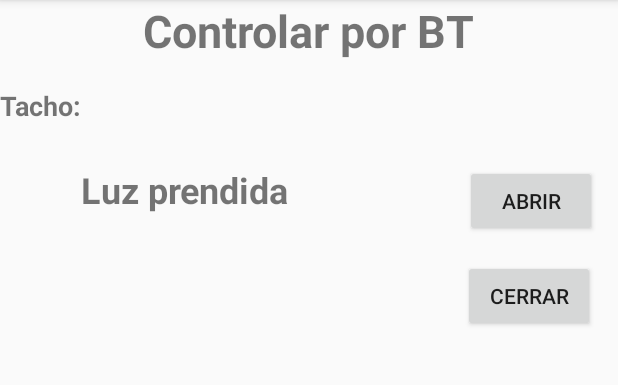
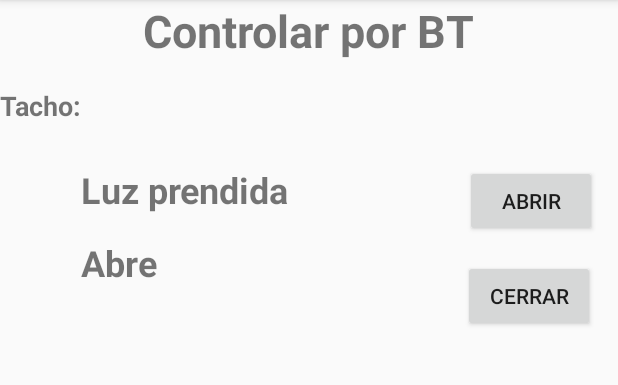
Before and after one commit to FabianNorbertoEscobar/SmartTrash, an Android app: the ControlarBT screen opened directly, with no data from a screen before it, on a phone screen of 412 x 824 dp, the part 84-469 px from its top. Run offline under Robolectric (Android 15) with nearby library versions, the phone set to English and light mode, and no system bars; network calls fail; 6 statements that could not run were skipped.

Commit message:
Se agrega el control del acelerómetro para detectar la sacudida que abre y cierra el tacho

```diff
--- a/Android/app/src/main/AndroidManifest.xml
+++ b/Android/app/src/main/AndroidManifest.xml
@@ -10,6 +10,7 @@
     <uses-feature
         android:name="android.hardware.sensor.gyroscope"
         android:required="true" />
+    <uses-feature android:name="android.hardware.sensor.accelerometer" android:required="true" />
 
     <application
         android:allowBackup="true"
--- a/Android/app/src/main/java/smarttrashteam/smarttrash/ControlarBT.java
+++ b/Android/app/src/main/java/smarttrashteam/smarttrash/ControlarBT.java
@@ -23,8 +23,8 @@ import java.util.UUID;
 
 public class ControlarBT extends AppCompatActivity {
 
-    Button BtnAbrirTacho, BtnCerrarTacho, BtnDesconctarBT;
-    TextView TxtDatos, TxtLuz;
+    Button BtnAbrirTacho, BtnCerrarTacho, BtnDesconectarBT;
+    TextView TxtDatos, TxtLuz, TxtSacudida;
 
     //-------------------------------------------
     Handler bluetoothIn;
@@ -33,8 +33,11 @@ public class ControlarBT extends AppCompatActivity {
     private BluetoothSocket btSocket = null;
     private StringBuilder DataStringIN = new StringBuilder();
     private ConnectedThread MiConeccionBT;
-    private Sensor SensorProximidad;
     private SensorManager sensorManager;
+    private SensorEventListener sensorProximidadListener;
+    private DetectorSacudida DetectorSacudida;
+    private Sensor SensorProximidad, SensorAcelerometro;
+
     // Identificador unico de servicio - SPP UUID
     private static final UUID BTMODULEUUID = UUID.fromString("00001101-0000-1000-8000-00805F9B34FB");
     // String para la direccion MAC
@@ -48,14 +51,16 @@ public class ControlarBT extends AppCompatActivity {
 
         BtnAbrirTacho = findViewById(R.id.IdBtnAbrirTacho);
         BtnCerrarTacho = findViewById(R.id.IdBtnCerrarTacho);
-        BtnDesconctarBT = findViewById(R.id.IdBtnDesconectar);
+        BtnDesconectarBT = findViewById(R.id.IdBtnDesconectar);
         TxtDatos = findViewById(R.id.IdTxtDatos);
         TxtLuz = findViewById((R.id.IdTxtLuz));
+        TxtSacudida = findViewById(R.id.IdTxtSacudida);
 
         //Se usa el SensorManager para el control de los sensores
         sensorManager = (SensorManager) getSystemService(SENSOR_SERVICE);
         //Se obtiene el sensor de proximidad
         SensorProximidad = sensorManager.getDefaultSensor(Sensor.TYPE_PROXIMITY);
+        SensorAcelerometro = sensorManager.getDefaultSensor(Sensor.TYPE_ACCELEROMETER);
         VerificarEstadoSensorProximidad();
 
         bluetoothIn = new Handler() {
@@ -78,9 +83,7 @@ public class ControlarBT extends AppCompatActivity {
         btAdapter = BluetoothAdapter.getDefaultAdapter(); // get Bluetooth adapter
         VerificarEstadoBT();
 
-        // Configuracion onClick listeners para los botones
-        // para indicar que se realizara cuando se detecte
-        // el evento de Click
+        //-----------LISTENERS BOTONES--------
         BtnAbrirTacho.setOnClickListener(new View.OnClickListener() {
             public void onClick(View v)
             {
@@ -94,7 +97,7 @@ public class ControlarBT extends AppCompatActivity {
             }
         });
 
-        BtnDesconctarBT.setOnClickListener(new View.OnClickListener() {
+        BtnDesconectarBT.setOnClickListener(new View.OnClickListener() {
             public void onClick(View v) {
                 if (btSocket!=null)
                 {
@@ -105,6 +108,7 @@ public class ControlarBT extends AppCompatActivity {
                 finish();
             }
         });
+        //-------------FIN LISTENERS----
     }
 
     private BluetoothSocket createBluetoothSocket(BluetoothDevice device) throws IOException
@@ -146,7 +150,9 @@ public class ControlarBT extends AppCompatActivity {
         //----------FIN BLUETOOTH------
 
         //----------SENSORES-----------
-        SensorEventListener sensorProximidadListener = new SensorEventListener() {
+
+        //----------Comportamiento sensor proximidad
+        sensorProximidadListener = new SensorEventListener() {
             @Override
             public void onSensorChanged(SensorEvent evento) {
                 if(evento.values[0] < SensorProximidad.getMaximumRange()) {
@@ -162,6 +168,24 @@ public class ControlarBT extends AppCompatActivity {
         };
         sensorManager.registerListener(sensorProximidadListener,
                 SensorProximidad, 2 * 1000 * 1000);
+        //----------FIN---Comportamiento sensor proximidad
+
+        //----------Comportamiento sensor aceleración
+        DetectorSacudida = new DetectorSacudida();
+        DetectorSacudida.setOnShakeListener(new smarttrashteam.smarttrash.DetectorSacudida.OnShakeListener() {
+
+            @Override
+            public void onShake(int count) {
+                if(TxtSacudida.getText().equals("Abre")){
+                    TxtSacudida.setText("Cierra");
+                }else{
+                    TxtSacudida.setText("Abre");
+                }
+            }
+        });
+        sensorManager.registerListener(DetectorSacudida, SensorAcelerometro, SensorManager.SENSOR_DELAY_UI);
+        //----------FIN---Comportamiento sensor aceleración
+
         //----------FIN SENSORES--------
     }
 
@@ -172,6 +196,8 @@ public class ControlarBT extends AppCompatActivity {
         try
         { // Cuando se sale de la aplicación esta parte permite que no quede nada activo
             btSocket.close();
+            sensorManager.unregisterListener(DetectorSacudida);
+            sensorManager.unregisterListener(sensorProximidadListener);
 
         } catch (IOException e2) {}
     }
--- /dev/null
+++ b/Android/app/src/main/java/smarttrashteam/smarttrash/DetectorSacudida.java
@@ -0,0 +1,66 @@
+package smarttrashteam.smarttrash;
+
+import android.hardware.Sensor;
+import android.hardware.SensorEvent;
+import android.hardware.SensorEventListener;
+import android.hardware.SensorManager;
+
+public class DetectorSacudida implements SensorEventListener {
+
+    //Constantes de límites para la detecci+on de la sacudida
+    private static final float SHAKE_THRESHOLD_GRAVITY = 2.7F;
+    private static final int SHAKE_SLOP_TIME_MS = 500;
+    private static final int SHAKE_COUNT_RESET_TIME_MS = 3000;
+
+    private OnShakeListener mListener;
+    private long mShakeTimestamp;
+    private int mShakeCount;
+
+    public void setOnShakeListener(OnShakeListener listener) {
+        this.mListener = listener;
+    }
+
+    public interface OnShakeListener {
+        public void onShake(int count);
+    }
+
+    @Override
+    public void onAccuracyChanged(Sensor sensor, int accuracy) {
+        // vacío
+    }
+
+    @Override
+    public void onSensorChanged(SensorEvent event) {
+
+        if (mListener != null) {
+            float x = event.values[0];
+            float y = event.values[1];
+            float z = event.values[2];
+
+            float gX = x / SensorManager.GRAVITY_EARTH;
+            float gY = y / SensorManager.GRAVITY_EARTH;
+            float gZ = z / SensorManager.GRAVITY_EARTH;
+
+            // gForce will be close to 1 when there is no movement.
+            float gForce = (float)Math.sqrt(gX * gX + gY * gY + gZ * gZ);
+
+            if (gForce > SHAKE_THRESHOLD_GRAVITY) {
+                final long now = System.currentTimeMillis();
+                // ignore shake events too close to each other (500ms)
+                if (mShakeTimestamp + SHAKE_SLOP_TIME_MS > now) {
+                    return;
+                }
+
+                // reset the shake count after 3 seconds of no shakes
+                if (mShakeTimestamp + SHAKE_COUNT_RESET_TIME_MS < now) {
+                    mShakeCount = 0;
+                }
+
+                mShakeTimestamp = now;
+                mShakeCount++;
+
+                mListener.onShake(mShakeCount);
+            }
+        }
+    }
+}
--- a/Android/app/src/main/res/layout/menu_controlar_bt.xml
+++ b/Android/app/src/main/res/layout/menu_controlar_bt.xml
@@ -92,4 +92,19 @@
         android:text="Luz prendida"
         android:textSize="24sp"
         android:textStyle="bold" />
+
+    <TextView
+        android:id="@+id/IdTxtSacudida"
+        android:layout_width="wrap_content"
+        android:layout_height="wrap_content"
+        android:layout_below="@+id/IdTxtLuz"
+        android:layout_alignParentStart="true"
+        android:layout_alignParentLeft="true"
+        android:layout_marginStart="54dp"
+        android:layout_marginLeft="54dp"
+        android:layout_marginTop="16dp"
+        android:text="Abre"
+        android:textSize="24sp"
+        android:textStyle="bold" />
+
 </RelativeLayout>
```
